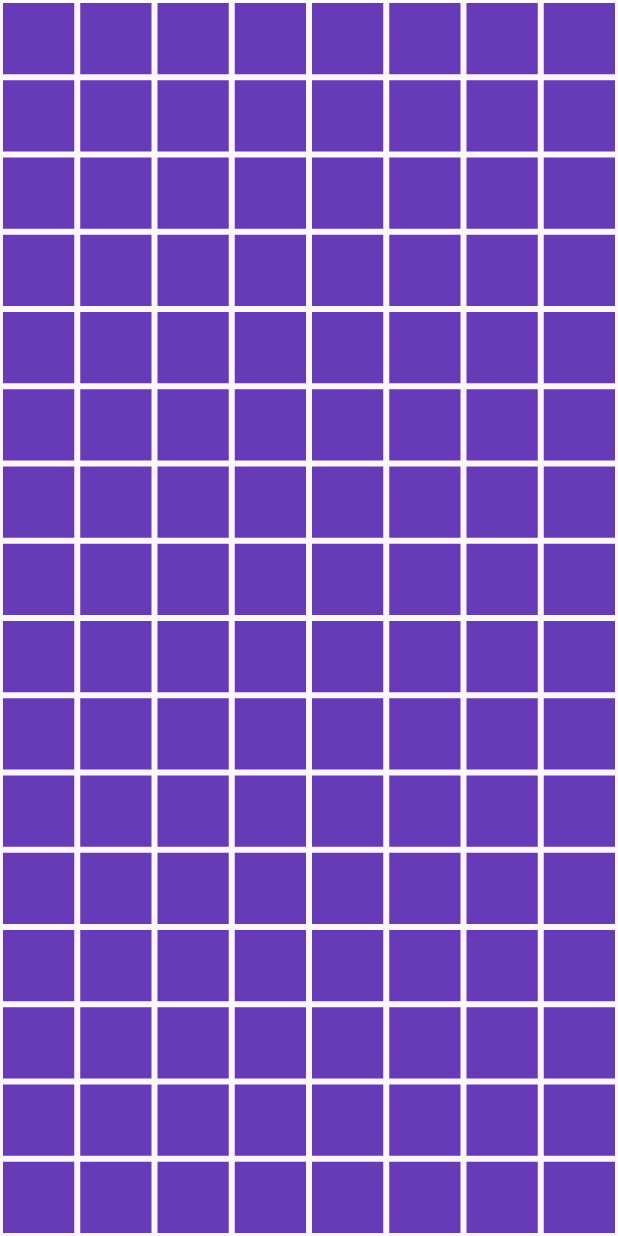
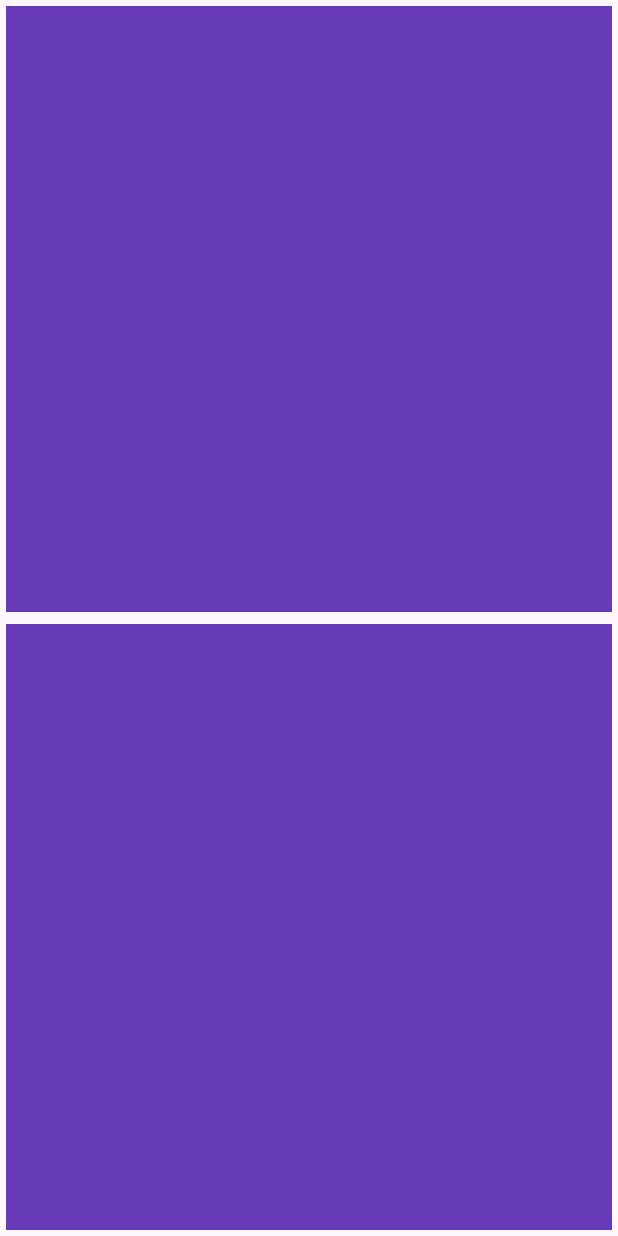
Before and after one commit to priyanshu4492/gridview-and-listview.builder, a Flutter app: the screen it shows after launch, on a phone screen of 412 x 824 dp. Run offline on Flutter 3.47's test engine with Material 3 defaults, Android fonts, the phone set to English and light mode, and no system bars.

Commit message:
grid view.builder

```diff
--- a/lib/main.dart
+++ b/lib/main.dart
@@ -12,12 +12,12 @@ class MyApp extends StatelessWidget {
     return MaterialApp(
       home: Scaffold(
         body: GridView.builder(
-          itemCount: 128,
+          itemCount: 64,
           gridDelegate: SliverGridDelegateWithFixedCrossAxisCount(
-            crossAxisCount: 8,
+            crossAxisCount: 1,
           ),
           itemBuilder: (context, index) =>
-              Container(color: Colors.deepPurple, margin: EdgeInsets.all(2)),
+              Container(color: Colors.deepPurple, margin: EdgeInsets.all(4)),
         ),
       ),
     );
```
